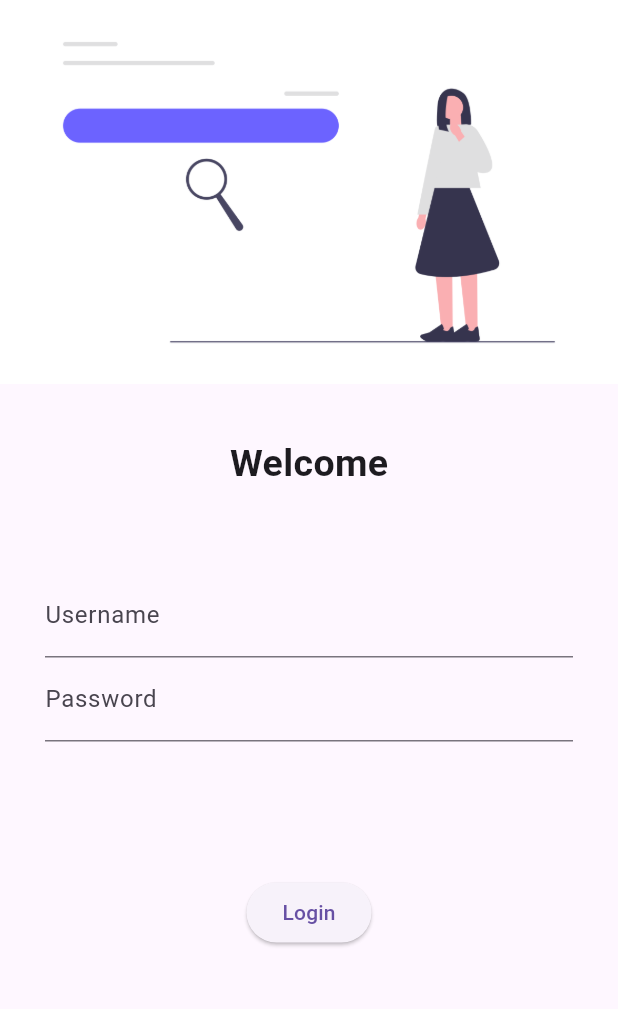
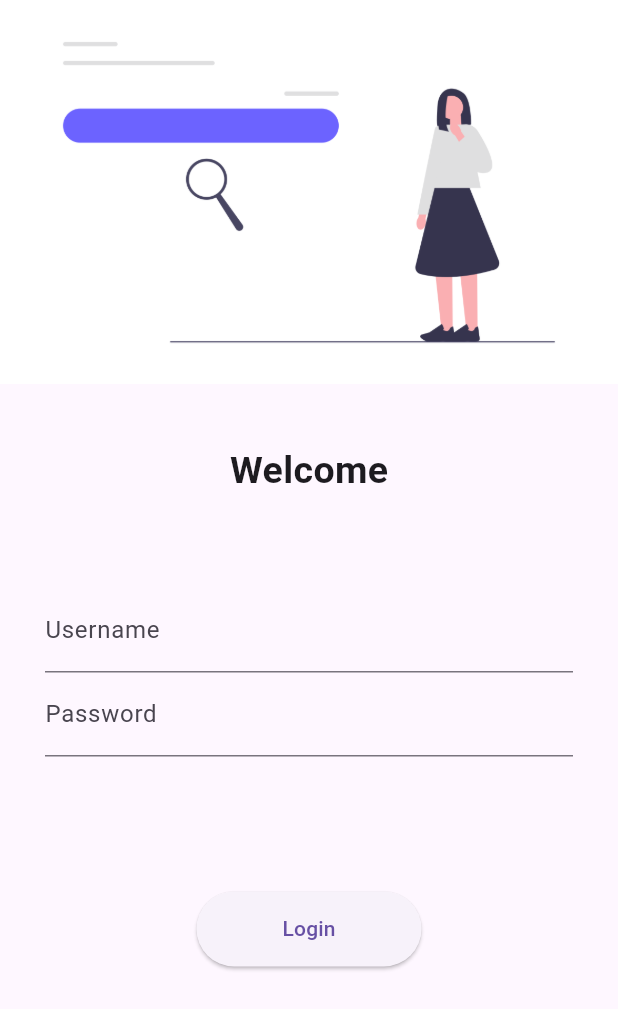
Before and after one commit to naikkajal/flutter_catalog, a Flutter app: the screen it shows after launch, on a phone screen of 412 x 824 dp. Shown: the top 1009 px of the screen. Run offline on Flutter 3.47's test engine with Material 3 defaults, Android fonts, the phone set to English and light mode, and no system bars; our stand-ins replace google_fonts.

Commit message:
new commit

```diff
--- a/lib/pages/LoginPage.dart
+++ b/lib/pages/LoginPage.dart
@@ -6,12 +6,13 @@ class LoginPage extends StatelessWidget {
   @override
   Widget build(BuildContext context) {
     return Material(
-      child:Column(
+      child:SingleChildScrollView(
+        child: Column(
           children: [
             Image.asset("assets/images/login_image.png",
             fit: BoxFit.cover),
             SizedBox(
-            height: 35,
+              height: 40,
             ),
             Text("Welcome",
             style: TextStyle(
@@ -22,7 +23,7 @@ class LoginPage extends StatelessWidget {
               height: 35,
             ),
             Padding(
-            padding: const EdgeInsets.symmetric(horizontal:30, vertical: 20),
+              padding: const EdgeInsets.symmetric(horizontal:30, vertical: 25),
               child: Column(
                 children: [
                   TextFormField(
@@ -43,7 +44,7 @@ class LoginPage extends StatelessWidget {
                 ),
                 ElevatedButton(
                   child: Text("Login"),
-                style: TextButton.styleFrom(),
+                  style: TextButton.styleFrom(minimumSize: Size(150, 50)),
                   onPressed: () {  },
                 )
 
@@ -52,6 +53,7 @@ class LoginPage extends StatelessWidget {
             )
           ],
 
+        ),
       )
     );
   }
```
Lines whose indentation alone changed are shown as unchanged.
